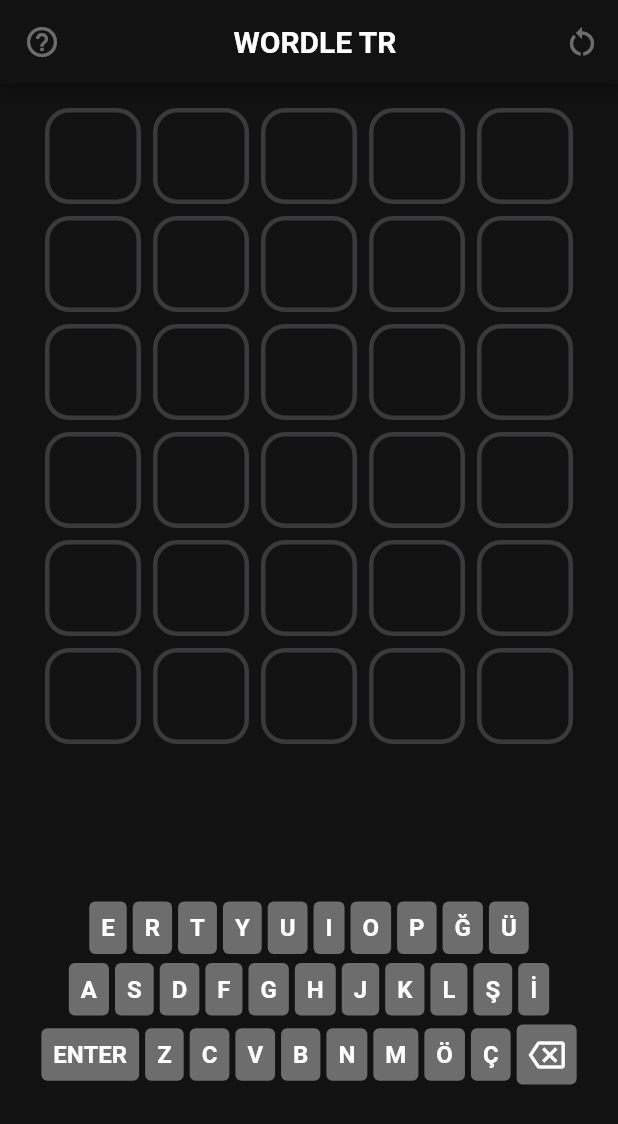
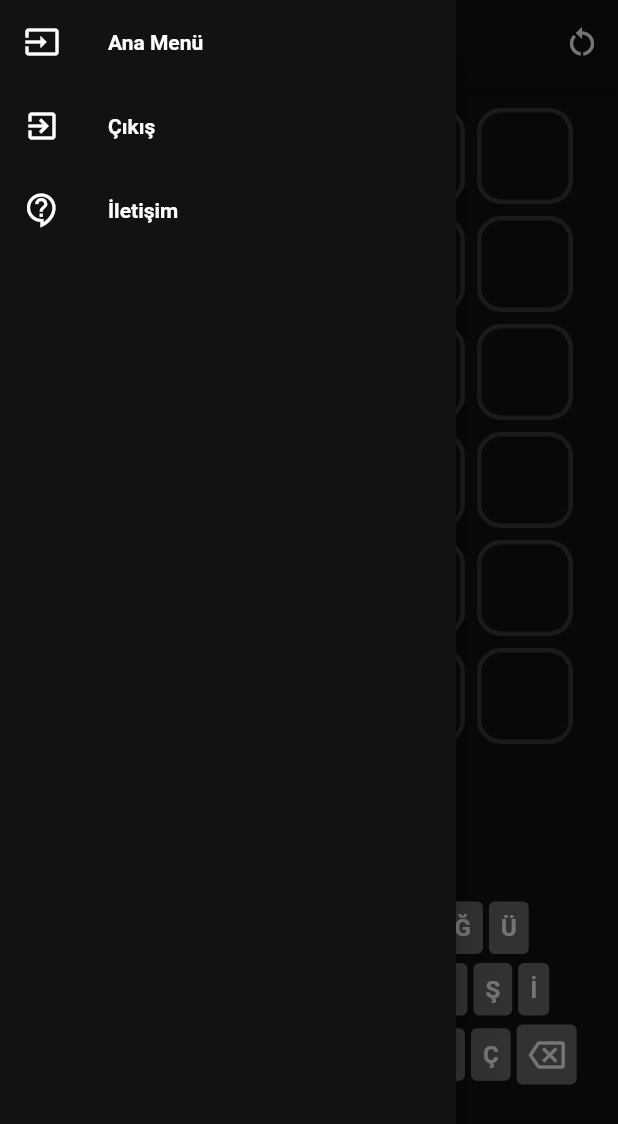
Before and after one commit to asimkymk/wordle_game, a Flutter app: the screen it shows after launch, with the side drawer open (before the commit the screen has no drawer), on a phone screen of 412 x 824 dp. Shown: the top 1124 px of the screen. Run offline on Flutter 3.47's test engine with Material 2 defaults, Android fonts, the light colour scheme and no system bars; our stand-ins replace sqflite; accounts and stored records are empty.

Commit message:
new changes

```diff
--- a/lib/features/home/home_view.dart
+++ b/lib/features/home/home_view.dart
@@ -4,6 +4,7 @@ import 'package:wordle_game/keyboard/keyboard_widget.dart';
 import 'package:wordle_game/letter/letterButton.dart';
 
 import '../../core/constants/color_constants.dart';
+import '../nav/nav_drawer.dart';
 import 'home_view_model.dart';
 import 'model/word_model.dart';
 
@@ -13,6 +14,7 @@ class HomeView extends HomeViewModel {
     return MaterialApp(
         title: 'Wordle TR',
         home: Scaffold(
+          drawer: NavDrawer(),
           backgroundColor: ColorContants.BACKGROUND_COLOR,
           appBar: buildAppBar(),
           body: Center(
@@ -103,9 +105,6 @@ class HomeView extends HomeViewModel {
   AppBar buildAppBar() {
     return AppBar(
       backgroundColor: ColorContants.BACKGROUND_COLOR,
-      leading: IconButton(
-          onPressed: () {},
-          icon: Icon(Icons.help_outline, color: ColorContants.ICON_COLOR)),
       title: Row(
         mainAxisAlignment: MainAxisAlignment.center,
         children: [
@@ -120,7 +119,7 @@ class HomeView extends HomeViewModel {
             onPressed: () {
               Provider.of<Word>(context, listen: false).restartGame();
             },
-            icon: Icon(Icons.restart_alt, color: ColorContants.ICON_COLOR)),
+            icon: Icon(Icons.restart_alt, color: Colors.white)),
       ],
     );
   }
--- /dev/null
+++ b/lib/features/nav/nav_drawer.dart
@@ -0,0 +1,49 @@
+import 'package:flutter/material.dart';
+import 'package:wordle_game/core/constants/color_constants.dart';
+
+class NavDrawer extends StatelessWidget {
+  @override
+  Widget build(BuildContext context) {
+    return SafeArea(
+      child: Drawer(
+        backgroundColor: ColorContants.BACKGROUND_COLOR,
+        child: ListView(
+          padding: EdgeInsets.zero,
+          children: <Widget>[
+            ListTile(
+              leading: Icon(
+                Icons.input,
+                color: Colors.white,
+              ),
+              title: Text(
+                'Ana Menü',
+                style:
+                    TextStyle(color: Colors.white, fontWeight: FontWeight.bold),
+              ),
+              onTap: () => {},
+            ),
+            ListTile(
+              leading: Icon(Icons.exit_to_app, color: Colors.white),
+              title: Text(
+                'Çıkış',
+                style:
+                    TextStyle(color: Colors.white, fontWeight: FontWeight.bold),
+              ),
+              onTap: () => {Navigator.of(context).pop()},
+            ),
+            ListTile(
+              leading:
+                  Icon(Icons.contact_support_outlined, color: Colors.white),
+              title: Text(
+                'İletişim',
+                style:
+                    TextStyle(color: Colors.white, fontWeight: FontWeight.bold),
+              ),
+              onTap: () => {Navigator.of(context).pop()},
+            ),
+          ],
+        ),
+      ),
+    );
+  }
+}
--- a/lib/main.dart
+++ b/lib/main.dart
@@ -2,8 +2,15 @@ import 'package:flutter/material.dart';
 import 'package:provider/provider.dart';
 import 'package:wordle_game/features/home/model/word_model.dart';
 import 'features/home/home.dart';
-//TODO WORD GUESS LETTER COLOR BUG
 
+/*TODO LIST
+
+ - New Home Screen for playing word anf number guess play
+ - Number guess play screen
+ --- Online vs with friend
+
+
+*/
 void main() => runApp(
       MultiProvider(
         providers: [
```
